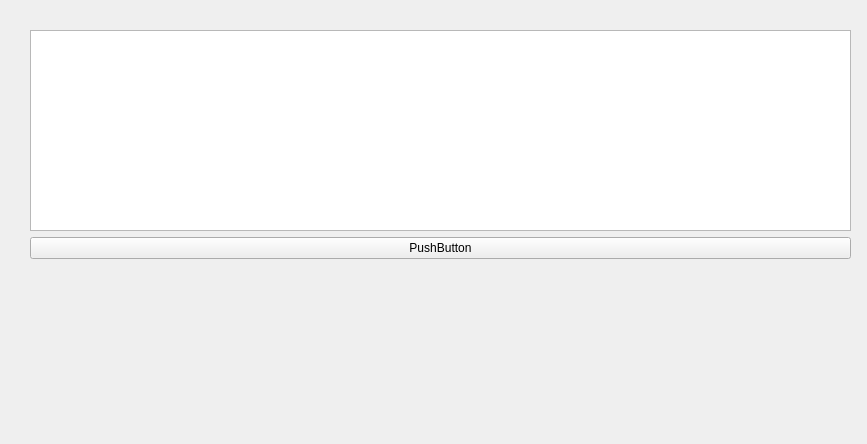
kia-far/QtDBS, file edittable.ui: the form before one commit.
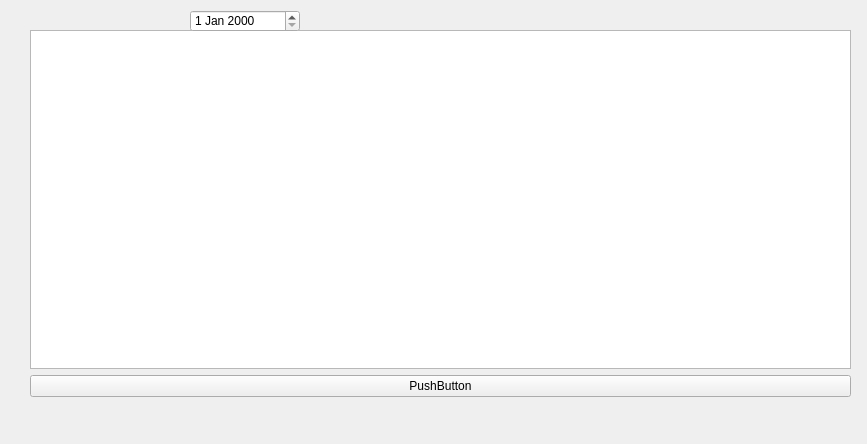
The form after the commit.

What changed in the file:
```diff
--- a/edittable.ui
+++ b/edittable.ui
@@ -13,13 +13,13 @@
   <property name="windowTitle">
    <string>Form</string>
   </property>
-  <widget class="QWidget" name="">
+  <widget class="QWidget" name="layoutWidget">
    <property name="geometry">
     <rect>
      <x>30</x>
      <y>30</y>
      <width>821</width>
-     <height>229</height>
+     <height>367</height>
     </rect>
    </property>
    <layout class="QVBoxLayout" name="verticalLayout">
@@ -42,6 +42,16 @@
     </item>
    </layout>
   </widget>
+  <widget class="QDateEdit" name="dateEdit">
+   <property name="geometry">
+    <rect>
+     <x>190</x>
+     <y>10</y>
+     <width>110</width>
+     <height>22</height>
+    </rect>
+   </property>
+  </widget>
  </widget>
  <resources/>
  <connections/>
```
